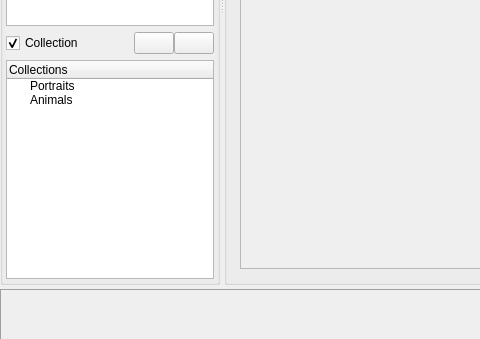
Qt form ui/emamainwindow.ui (athoune/Ema) before a commit; both pictures show x 0 to 480 and y 297 to 636 of the 1020 by 728 pixel window.
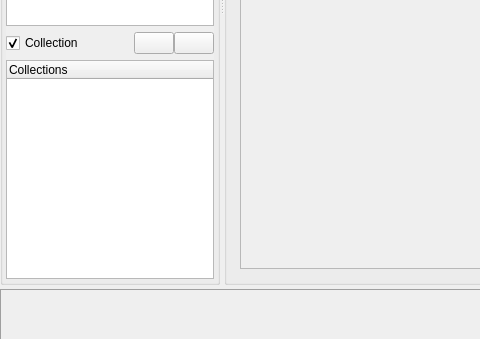
The same form after that commit. Icons and pictures are not drawn. Custom widgets are drawn as their Qt base class.

Commit message: Updated shortcuts for Grid/Image (G/I)

The edit to the form file:
```diff
--- a/ui/emamainwindow.ui
+++ b/ui/emamainwindow.ui
@@ -269,16 +269,6 @@
                  <string>Collections</string>
                 </property>
                </column>
-               <item>
-                <property name="text">
-                 <string>Portraits</string>
-                </property>
-               </item>
-               <item>
-                <property name="text">
-                 <string>Animals</string>
-                </property>
-               </item>
               </widget>
              </item>
             </layout>
```
Left out of the diff: 8 changed lines with no effect on the pictures.
